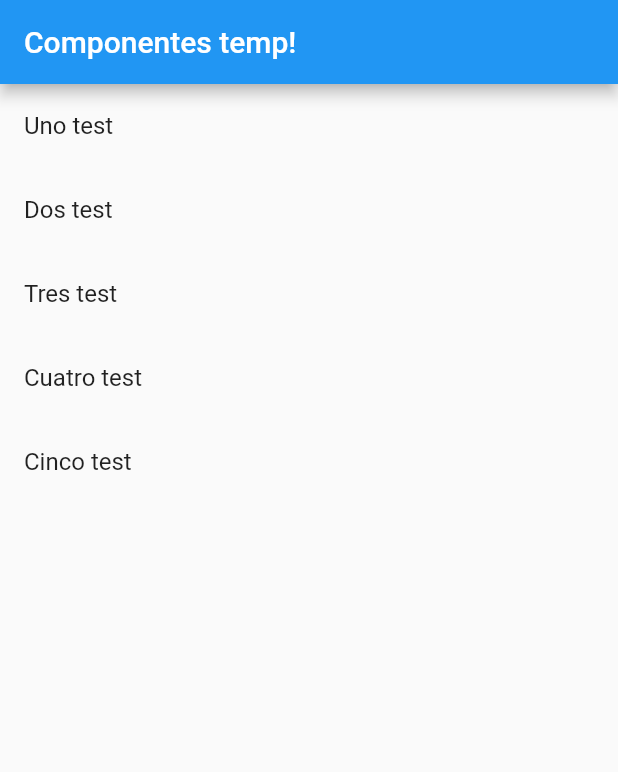
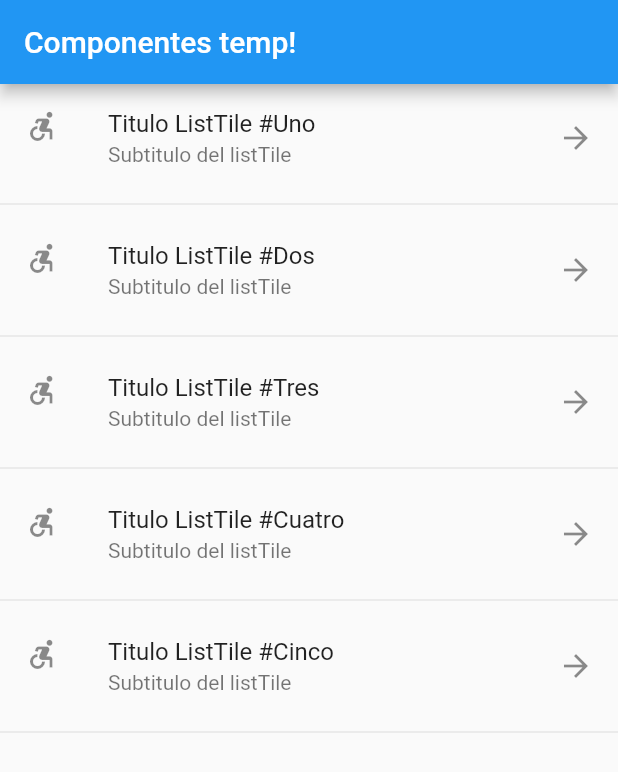
Before and after one commit to VershyCode/flutter-practica-componentes, a Flutter app: the screen it shows after launch, on a phone screen of 412 x 824 dp. Shown: the top 772 px of the screen. Run offline on Flutter 3.47's test engine with Material 2 defaults, Android fonts, the phone set to English and light mode, and no system bars.

Commit message:
Personalizacion del ListTile
Explore algunas de las propiedades del ListTile.

```diff
--- a/lib/src/pages/home_temp.dart
+++ b/lib/src/pages/home_temp.dart
@@ -26,8 +26,19 @@ class HomePageTemp extends StatelessWidget {
   }
 
   List<Widget> _crearItemsCorto(){
-    return opciones.map((e) => ListTile(
-      title: Text(e + ' test'),
+    return opciones.map((e) => Column(
+      children: <Widget>[
+        ListTile(
+          title: Text('Titulo ListTile #' + e),
+          subtitle: Text('Subtitulo del listTile'),
+          leading: Icon(Icons.accessible_forward),
+          trailing: Icon(Icons.arrow_forward),
+          onTap: (){
+            // Click event
+          },
+        ),
+        Divider()
+      ],
     )).toList();
   }
 }
```
